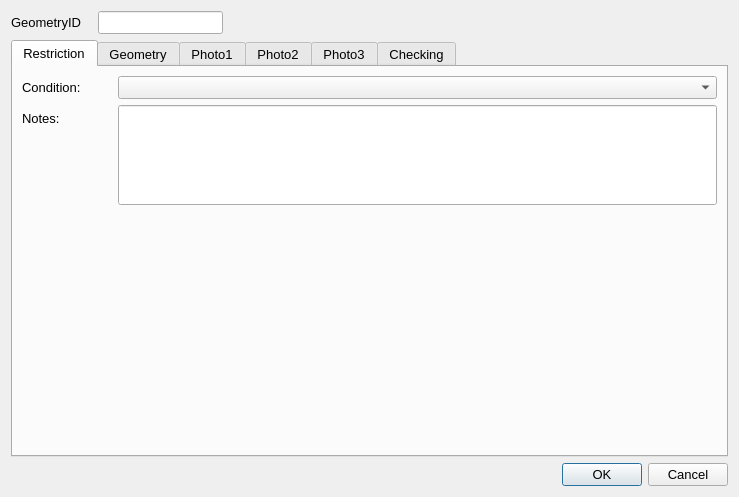
First picture: the form in ui/TelephoneBoxes.ui, repository tlh22/demandForm, before the edit.
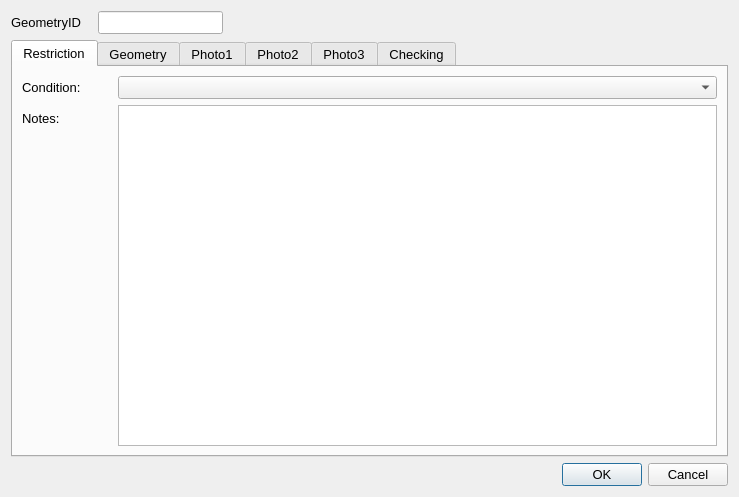
Second picture: the form after the edit. Icons and pictures are not drawn.

The edit to the form file:
```diff
--- a/ui/TelephoneBoxes.ui
+++ b/ui/TelephoneBoxes.ui
@@ -136,17 +136,7 @@
         </widget>
        </item>
        <item row="6" column="1">
-        <widget class="QLineEdit" name="Notes">
-         <property name="minimumSize">
-          <size>
-           <width>0</width>
-           <height>100</height>
-          </size>
-         </property>
-         <property name="alignment">
-          <set>Qt::AlignLeading|Qt::AlignLeft|Qt::AlignTop</set>
-         </property>
-        </widget>
+        <widget class="QTextEdit" name="Notes"/>
        </item>
       </layout>
      </widget>
```
